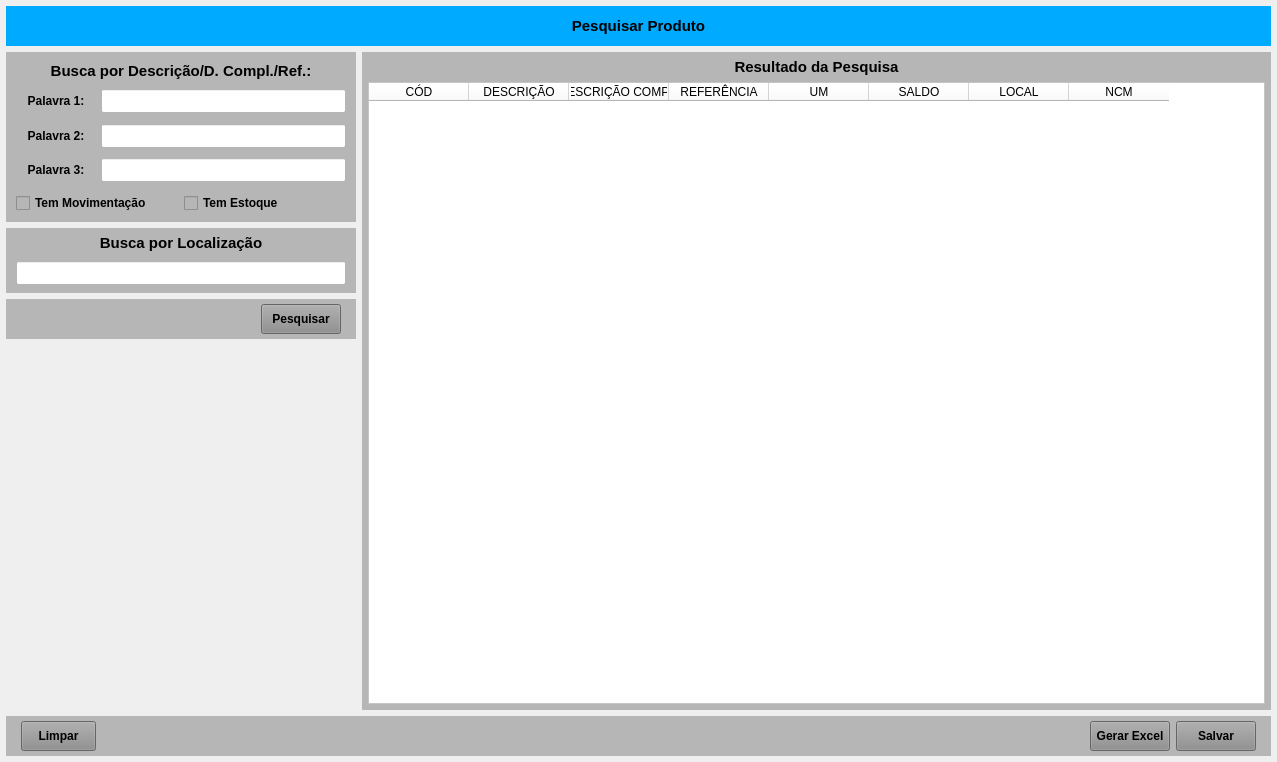
Before: the Qt Designer form forms/tela_prod_pesquisar.ui in Azevedo84/erp_teste1, drawn with Qt 5.
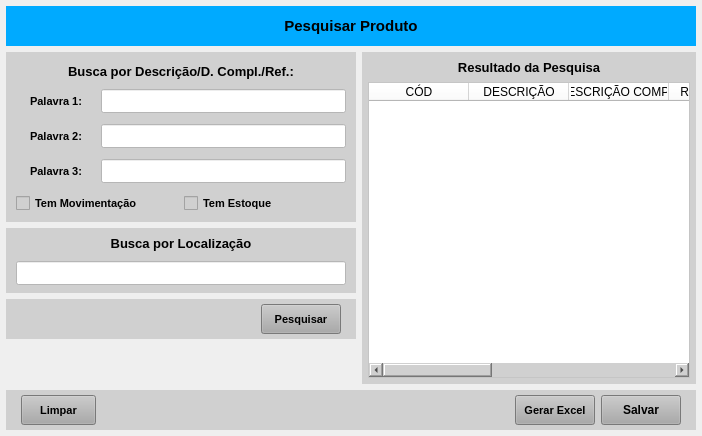
After: the same form once the commit is applied.

Diff of the .ui file:
```diff
--- a/forms/tela_prod_pesquisar.ui
+++ b/forms/tela_prod_pesquisar.ui
@@ -6,8 +6,8 @@
    <rect>
     <x>0</x>
     <y>0</y>
-    <width>1277</width>
-    <height>762</height>
+    <width>702</width>
+    <height>436</height>
    </rect>
   </property>
   <property name="windowTitle">
@@ -155,7 +155,7 @@
              </size>
             </property>
             <property name="styleSheet">
-             <string notr="true">background-color: rgb(182, 182, 182);</string>
+             <string notr="true">background-color: rgb(208, 208, 208);</string>
             </property>
             <layout class="QVBoxLayout" name="verticalLayout_4">
              <property name="leftMargin">
@@ -186,7 +186,7 @@
                </property>
                <property name="font">
                 <font>
-                 <pointsize>11</pointsize>
+                 <pointsize>10</pointsize>
                  <weight>75</weight>
                  <bold>true</bold>
                 </font>
@@ -248,7 +248,7 @@
                   </property>
                   <property name="font">
                    <font>
-                    <pointsize>9</pointsize>
+                    <pointsize>8</pointsize>
                     <weight>75</weight>
                     <bold>true</bold>
                    </font>
@@ -283,7 +283,7 @@
                   </property>
                   <property name="font">
                    <font>
-                    <pointsize>9</pointsize>
+                    <pointsize>8</pointsize>
                    </font>
                   </property>
                   <property name="styleSheet">
@@ -346,7 +346,7 @@
                   </property>
                   <property name="font">
                    <font>
-                    <pointsize>9</pointsize>
+                    <pointsize>8</pointsize>
                     <weight>75</weight>
                     <bold>true</bold>
                    </font>
@@ -381,7 +381,7 @@
                   </property>
                   <property name="font">
                    <font>
-                    <pointsize>9</pointsize>
+                    <pointsize>8</pointsize>
                    </font>
                   </property>
                   <property name="styleSheet">
@@ -444,7 +444,7 @@
                   </property>
                   <property name="font">
                    <font>
-                    <pointsize>9</pointsize>
+                    <pointsize>8</pointsize>
                     <weight>75</weight>
                     <bold>true</bold>
                    </font>
@@ -479,7 +479,7 @@
                   </property>
                   <property name="font">
                    <font>
-                    <pointsize>9</pointsize>
+                    <pointsize>8</pointsize>
                    </font>
                   </property>
                   <property name="styleSheet">
@@ -518,7 +518,7 @@
                   </property>
                   <property name="font">
                    <font>
-                    <pointsize>9</pointsize>
+                    <pointsize>8</pointsize>
                     <weight>75</weight>
                     <bold>true</bold>
                    </font>
@@ -541,7 +541,7 @@
                   </property>
                   <property name="font">
                    <font>
-                    <pointsize>9</pointsize>
+                    <pointsize>8</pointsize>
                     <weight>75</weight>
                     <bold>true</bold>
                    </font>
@@ -575,7 +575,7 @@
              </size>
             </property>
             <property name="styleSheet">
-             <string notr="true">background-color: rgb(182, 182, 182);</string>
+             <string notr="true">background-color: rgb(208, 208, 208);</string>
             </property>
             <layout class="QVBoxLayout" name="verticalLayout_7">
              <property name="leftMargin">
@@ -606,7 +606,7 @@
                </property>
                <property name="font">
                 <font>
-                 <pointsize>11</pointsize>
+                 <pointsize>10</pointsize>
                  <weight>75</weight>
                  <bold>true</bold>
                 </font>
@@ -706,7 +706,7 @@
              </size>
             </property>
             <property name="styleSheet">
-             <string notr="true">background-color: rgb(182, 182, 182);</string>
+             <string notr="true">background-color: rgb(208, 208, 208);</string>
             </property>
             <layout class="QHBoxLayout" name="horizontalLayout_4">
              <property name="leftMargin">
@@ -744,7 +744,7 @@
                </property>
                <property name="font">
                 <font>
-                 <pointsize>9</pointsize>
+                 <pointsize>8</pointsize>
                  <weight>75</weight>
                  <bold>true</bold>
                 </font>
@@ -753,7 +753,7 @@
                 <cursorShape>PointingHandCursor</cursorShape>
                </property>
                <property name="styleSheet">
-                <string notr="true">background-color: rgb(141, 141, 141);</string>
+                <string notr="true">background-color: rgb(170, 170, 170);</string>
                </property>
                <property name="text">
                 <string>Pesquisar</string>
@@ -772,7 +772,7 @@
        <item>
         <widget class="QWidget" name="widget_4" native="true">
          <property name="styleSheet">
-          <string notr="true">background-color: rgb(182, 182, 182);</string>
+          <string notr="true">background-color: rgb(208, 208, 208);</string>
          </property>
          <layout class="QVBoxLayout" name="verticalLayout_2">
           <property name="leftMargin">
@@ -797,7 +797,7 @@
             </property>
             <property name="font">
              <font>
-              <pointsize>11</pointsize>
+              <pointsize>10</pointsize>
               <weight>75</weight>
               <bold>true</bold>
              </font>
@@ -889,7 +889,7 @@
        </size>
       </property>
       <property name="styleSheet">
-       <string notr="true">background-color: rgb(182, 182, 182);</string>
+       <string notr="true">background-color: rgb(208, 208, 208);</string>
       </property>
       <layout class="QHBoxLayout" name="horizontalLayout_3">
        <property name="leftMargin">
@@ -920,7 +920,7 @@
          </property>
          <property name="font">
           <font>
-           <pointsize>9</pointsize>
+           <pointsize>8</pointsize>
            <weight>75</weight>
            <bold>true</bold>
           </font>
@@ -935,7 +935,7 @@
           <bool>false</bool>
          </property>
          <property name="styleSheet">
-          <string notr="true">background-color: rgb(141, 141, 141);</string>
+          <string notr="true">background-color: rgb(170, 170, 170);</string>
          </property>
          <property name="text">
           <string>Limpar</string>
@@ -994,7 +994,7 @@
          </property>
          <property name="font">
           <font>
-           <pointsize>9</pointsize>
+           <pointsize>8</pointsize>
            <weight>75</weight>
            <bold>true</bold>
           </font>
@@ -1003,7 +1003,7 @@
           <cursorShape>PointingHandCursor</cursorShape>
          </property>
          <property name="styleSheet">
-          <string notr="true">background-color: rgb(141, 141, 141);</string>
+          <string notr="true">background-color: rgb(170, 170, 170);</string>
          </property>
          <property name="text">
           <string>Gerar Excel</string>
@@ -1035,7 +1035,7 @@
           <cursorShape>PointingHandCursor</cursorShape>
          </property>
          <property name="styleSheet">
-          <string notr="true">background-color: rgb(141, 141, 141);</string>
+          <string notr="true">background-color: rgb(170, 170, 170);</string>
          </property>
          <property name="text">
           <string>Salvar</string>
```
